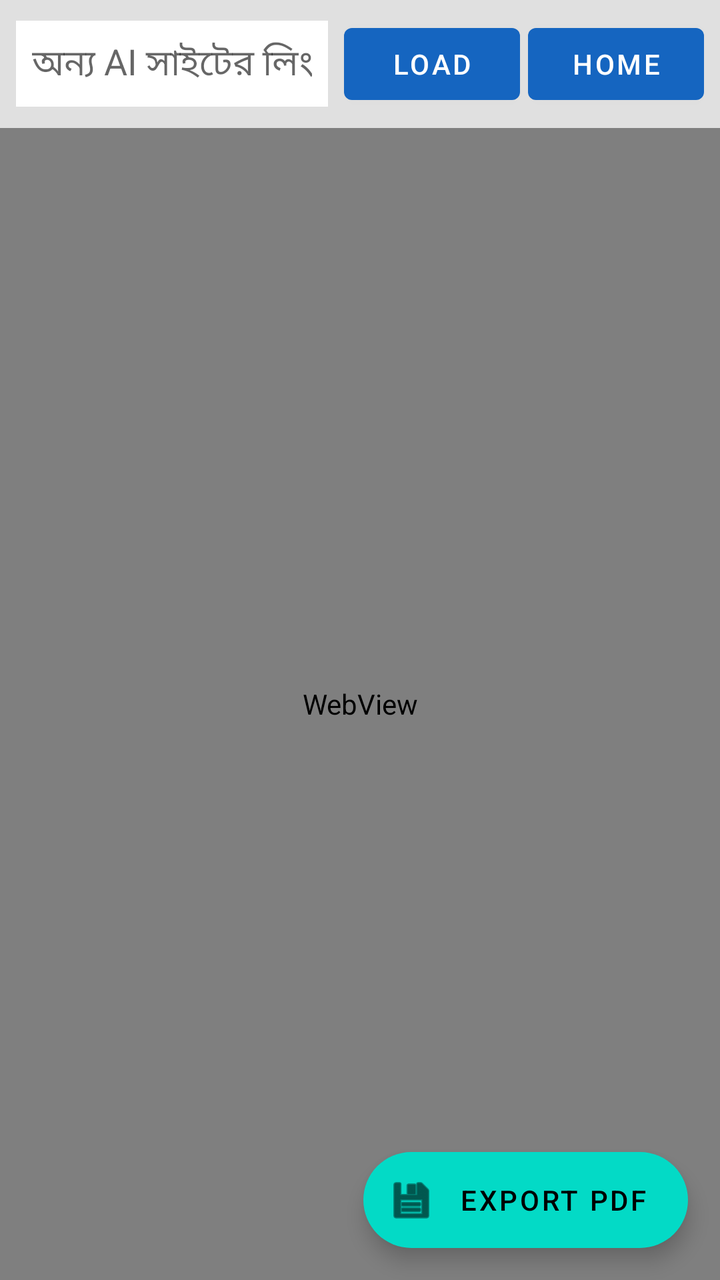
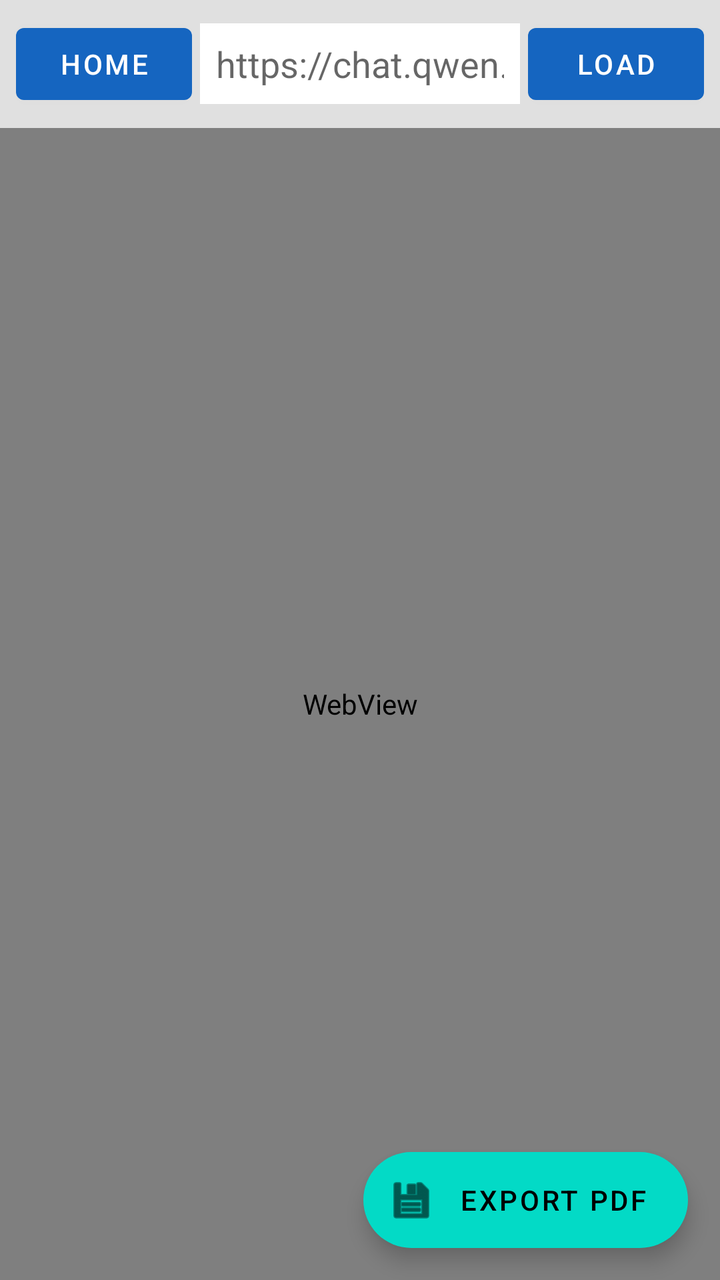

Compare the two renders of this Android layout. The source of the first and the diff that turns it into the second are given below.
<!-- AndroidManifest.xml: application theme Theme.ChatToPdf -->
<!-- res/layout/activity_main.xml -->
<?xml version="1.0" encoding="utf-8"?>
<androidx.coordinatorlayout.widget.CoordinatorLayout xmlns:android="http://schemas.android.com/apk/res/android"
    xmlns:app="http://schemas.android.com/apk/res-auto"
    android:layout_width="match_parent"
    android:layout_height="match_parent">

    <LinearLayout
        android:layout_width="match_parent"
        android:layout_height="match_parent"
        android:orientation="vertical">

        <LinearLayout
            android:layout_width="match_parent"
            android:layout_height="wrap_content"
            android:orientation="horizontal"
            android:padding="8dp"
            android:background="#E0E0E0"
            android:gravity="center_vertical">

            <EditText
                android:id="@+id/etUrl"
                android:layout_width="0dp"
                android:layout_height="wrap_content"
                android:layout_weight="1"
                android:hint="অন্য AI সাইটের লিংক দিন (ঐচ্ছিক)"
                android:inputType="textUri"
                android:background="@android:color/white"
                android:padding="8dp"
                android:maxLines="1" />

            <Button
                android:id="@+id/btnLoad"
                android:layout_width="wrap_content"
                android:layout_height="wrap_content"
                android:layout_marginStart="8dp"
                android:text="Load" />

            <Button
                android:id="@+id/btnHome"
                android:layout_width="wrap_content"
                android:layout_height="wrap_content"
                android:layout_marginStart="4dp"
                android:text="Home" />
        </LinearLayout>

        <WebView
            android:id="@+id/webView"
            android:layout_width="match_parent"
            android:layout_height="match_parent" />
    </LinearLayout>

    <com.google.android.material.floatingactionbutton.ExtendedFloatingActionButton
        android:id="@+id/fabExportPdf"
        android:layout_width="wrap_content"
        android:layout_height="wrap_content"
        android:layout_gravity="bottom|end"
        android:layout_margin="16dp"
        android:text="Export PDF"
        app:icon="@android:drawable/ic_menu_save" />

</androidx.coordinatorlayout.widget.CoordinatorLayout>
<!-- resources referenced by this layout -->
<resources>
  <style name="Theme.ChatToPdf" parent="Theme.MaterialComponents.DayNight.NoActionBar">
          <item name="colorPrimary">@color/colorPrimary</item>
          <item name="colorPrimaryDark">@color/colorPrimaryDark</item>
          <item name="colorAccent">@color/colorAccent</item>
      </style>
  <color name="colorPrimary">#1565C0</color>
  <color name="colorPrimaryDark">#0D47A1</color>
  <color name="colorAccent">#1565C0</color>
</resources>

<!-- the commit's change to res/layout/activity_main.xml (unified diff, before → after) -->
@@ -17,12 +17,19 @@
             android:background="#E0E0E0"
             android:gravity="center_vertical">
 
+            <Button
+                android:id="@+id/btnHome"
+                android:layout_width="wrap_content"
+                android:layout_height="wrap_content"
+                android:layout_marginEnd="4dp"
+                android:text="Home" />
+
             <EditText
                 android:id="@+id/etUrl"
                 android:layout_width="0dp"
                 android:layout_height="wrap_content"
                 android:layout_weight="1"
-                android:hint="অন্য AI সাইটের লিংক দিন (ঐচ্ছিক)"
+                android:hint="https://chat.qwen.ai"
                 android:inputType="textUri"
                 android:background="@android:color/white"
                 android:padding="8dp"
@@ -32,15 +39,8 @@
                 android:id="@+id/btnLoad"
                 android:layout_width="wrap_content"
                 android:layout_height="wrap_content"
-                android:layout_marginStart="8dp"
+                android:layout_marginStart="4dp"
                 android:text="Load" />
-
-            <Button
-                android:id="@+id/btnHome"
-                android:layout_width="wrap_content"
-                android:layout_height="wrap_content"
-                android:layout_marginStart="4dp"
-                android:text="Home" />
         </LinearLayout>
 
         <WebView
